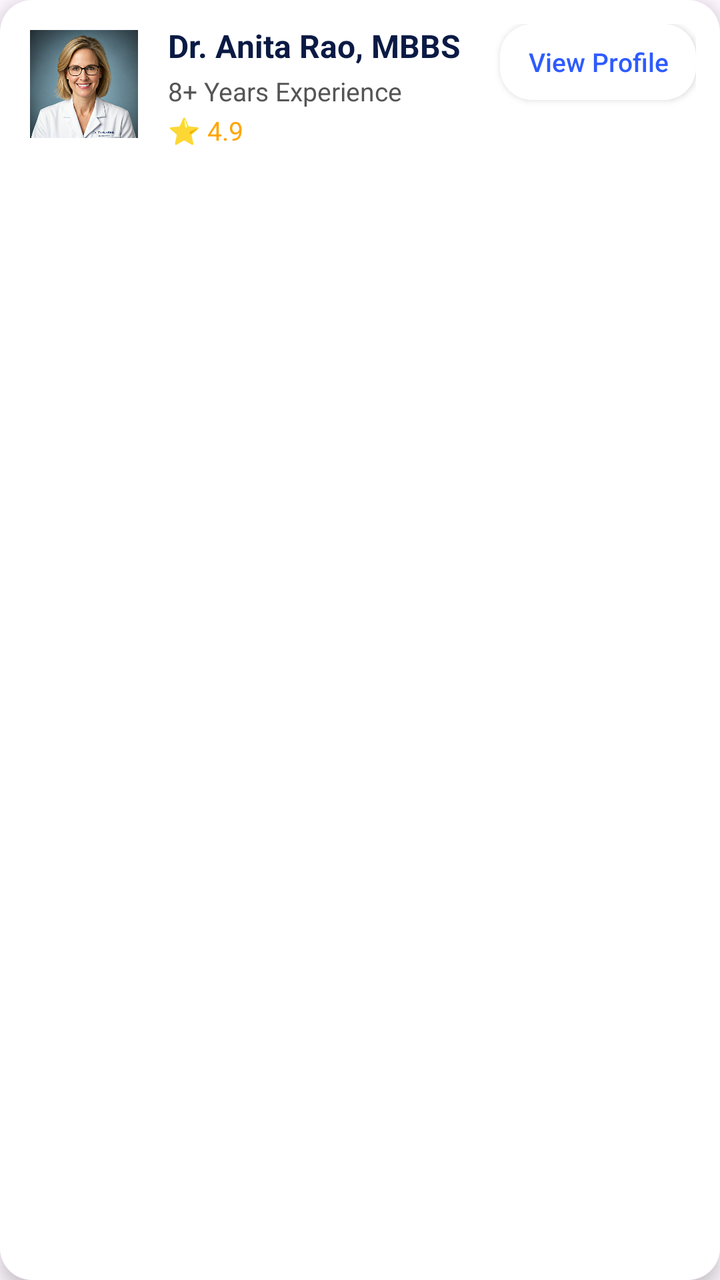
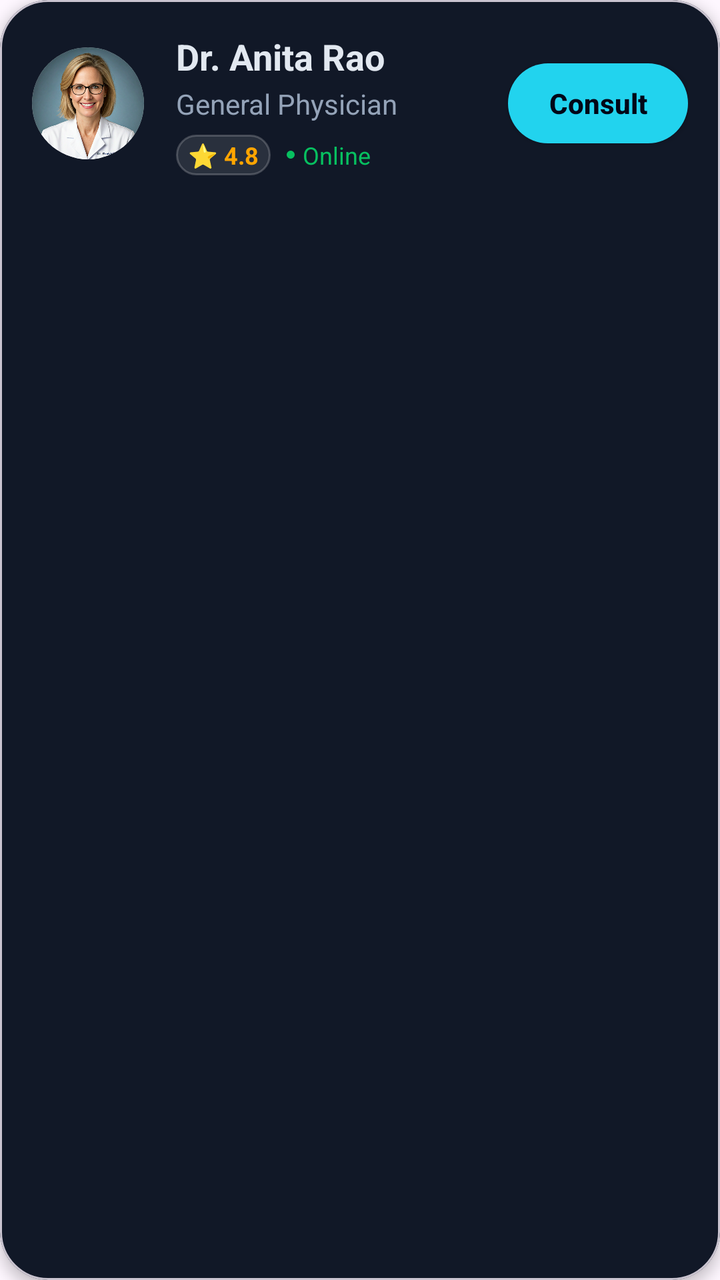

The first picture is an Android layout as it rendered before a commit; the second is the same layout after the commit. The layout source and the unified diff follow.
<!-- AndroidManifest.xml: application theme Theme.SignSpeak -->
<!-- res/layout/item_doctor.xml -->
<?xml version="1.0" encoding="utf-8"?>
<LinearLayout xmlns:android="http://schemas.android.com/apk/res/android"
    android:layout_width="match_parent"
    android:layout_height="wrap_content"
    android:orientation="horizontal"
    android:padding="12dp"
    android:layout_marginTop="12dp"
    android:layout_marginStart="12dp"
    android:layout_marginEnd="12dp"
    android:background="@drawable/rounded_white"
    android:elevation="5dp">

    
    <ImageView
        android:id="@+id/doctorImage"
        android:layout_width="60dp"
        android:layout_height="60dp"
        android:background="@drawable/rounded_white"
        android:src="@drawable/dr_one"
        android:padding="3dp"
        android:scaleType="centerCrop"
        android:layout_marginEnd="12dp" />

    
    <LinearLayout
        android:layout_width="0dp"
        android:layout_height="wrap_content"
        android:layout_weight="1"
        android:orientation="vertical"
        android:gravity="center_vertical">

        <TextView
            android:id="@+id/doctorName"
            android:layout_width="wrap_content"
            android:layout_height="wrap_content"
            android:text="Dr. Anita Rao, MBBS"
            android:textColor="#0A1A44"
            android:textSize="16sp"
            android:textStyle="bold" />

        <TextView
            android:id="@+id/doctorExperience"
            android:layout_width="wrap_content"
            android:layout_height="wrap_content"
            android:text="8+ Years Experience"
            android:textColor="#555555"
            android:textSize="13sp"
            android:layout_marginTop="3dp"/>

        <TextView
            android:id="@+id/doctorRating"
            android:layout_width="wrap_content"
            android:layout_height="wrap_content"
            android:text="⭐ 4.9"
            android:textColor="#FFA500"
            android:textSize="13sp"
            android:layout_marginTop="2dp"/>
    </LinearLayout>

    
    <androidx.appcompat.widget.AppCompatButton
        android:id="@+id/viewProfileButton"
        android:layout_width="wrap_content"
        android:layout_height="38dp"
        android:text="View Profile"
        android:textAllCaps="false"
        android:textSize="13sp"
        android:textColor="#2E5BFF"
        android:background="@drawable/rounded_white"
        android:paddingLeft="14dp"
        android:paddingRight="14dp" />

</LinearLayout>
<!-- resources referenced by this layout -->
<resources>
  <!-- drawable dr_one: png bitmap (drawable, 374200 bytes) -->
  <!-- drawable rounded_white (drawable) -->
  <shape xmlns:android="http://schemas.android.com/apk/res/android">
      <solid android:color="#FFFFFF"/>
      <corners android:radius="16dp"/>
  </shape>
  <style name="Theme.SignSpeak" parent="Base.Theme.SignSpeak" />
  <style name="Base.Theme.SignSpeak" parent="Theme.Material3.DayNight.NoActionBar">
          
          
      </style>
</resources>

<!-- the commit's change to res/layout/item_doctor.xml (unified diff, before → after) -->
@@ -1,73 +1,114 @@
 <?xml version="1.0" encoding="utf-8"?>
-<LinearLayout xmlns:android="http://schemas.android.com/apk/res/android"
+<com.google.android.material.card.MaterialCardView
+    xmlns:android="http://schemas.android.com/apk/res/android"
+    xmlns:app="http://schemas.android.com/apk/res-auto"
     android:layout_width="match_parent"
     android:layout_height="wrap_content"
-    android:orientation="horizontal"
-    android:padding="12dp"
     android:layout_marginTop="12dp"
-    android:layout_marginStart="12dp"
-    android:layout_marginEnd="12dp"
-    android:background="@drawable/rounded_white"
-    android:elevation="5dp">
+    android:layout_marginBottom="4dp"
+    app:cardBackgroundColor="@color/colorCard"
+    app:cardCornerRadius="24dp"
+    app:cardElevation="4dp"
+    app:rippleColor="@color/colorSecondary"
+    android:clickable="true"
+    android:focusable="true">
 
-    
-    <ImageView
-        android:id="@+id/doctorImage"
-        android:layout_width="60dp"
-        android:layout_height="60dp"
-        android:background="@drawable/rounded_white"
-        android:src="@drawable/dr_one"
-        android:padding="3dp"
-        android:scaleType="centerCrop"
-        android:layout_marginEnd="12dp" />
+    <LinearLayout
+        android:layout_width="match_parent"
+        android:layout_height="wrap_content"
+        android:orientation="horizontal"
+        android:padding="16dp"
+        android:gravity="center_vertical"
+        android:background="?attr/selectableItemBackground">
 
-    
-    <LinearLayout
-        android:layout_width="0dp"
-        android:layout_height="wrap_content"
-        android:layout_weight="1"
-        android:orientation="vertical"
-        android:gravity="center_vertical">
+        
+        <androidx.cardview.widget.CardView
+            android:layout_width="56dp"
+            android:layout_height="56dp"
+            app:cardCornerRadius="28dp"
+            app:cardElevation="0dp"
+            android:layout_marginEnd="16dp">
+            <ImageView
+                android:id="@+id/doctorImage"
+                android:layout_width="match_parent"
+                android:layout_height="match_parent"
+                android:src="@drawable/dr_one"
+                android:scaleType="centerCrop" />
+        </androidx.cardview.widget.CardView>
 
-        <TextView
-            android:id="@+id/doctorName"
-            android:layout_width="wrap_content"
+        
+        <LinearLayout
+            android:layout_width="0dp"
             android:layout_height="wrap_content"
-            android:text="Dr. Anita Rao, MBBS"
-            android:textColor="#0A1A44"
-            android:textSize="16sp"
-            android:textStyle="bold" />
+            android:layout_weight="1"
+            android:orientation="vertical">
 
-        <TextView
-            android:id="@+id/doctorExperience"
-            android:layout_width="wrap_content"
-            android:layout_height="wrap_content"
-            android:text="8+ Years Experience"
-            android:textColor="#555555"
-            android:textSize="13sp"
-            android:layout_marginTop="3dp"/>
+            <TextView
+                android:id="@+id/doctorName"
+                android:layout_width="wrap_content"
+                android:layout_height="wrap_content"
+                android:text="Dr. Anita Rao"
+                android:textColor="@color/colorTextPrimary"
+                android:textSize="18sp"
+                android:textStyle="bold" />
 
-        <TextView
-            android:id="@+id/doctorRating"
-            android:layout_width="wrap_content"
-            android:layout_height="wrap_content"
-            android:text="⭐ 4.9"
-            android:textColor="#FFA500"
-            android:textSize="13sp"
-            android:layout_marginTop="2dp"/>
+            <TextView
+                android:id="@+id/doctorSpeciality"
+                android:layout_width="wrap_content"
+                android:layout_height="wrap_content"
+                android:text="General Physician"
+                android:textColor="@color/colorTextSecondary"
+                android:textSize="14sp"
+                android:layout_marginTop="2dp" />
+
+            <LinearLayout
+                android:layout_width="wrap_content"
+                android:layout_height="wrap_content"
+                android:orientation="horizontal"
+                android:layout_marginTop="6dp"
+                android:gravity="center_vertical">
+                
+                <TextView
+                    android:id="@+id/doctorRating"
+                    android:layout_width="wrap_content"
+                    android:layout_height="wrap_content"
+                    android:text="⭐ 4.8"
+                    android:textColor="#FFA500"
+                    android:textSize="12sp"
+                    android:textStyle="bold"
+                    android:background="@drawable/bg_glass_card"
+                    android:paddingHorizontal="6dp"
+                    android:paddingVertical="2dp"
+                    android:layout_marginEnd="8dp" />
+
+                <View
+                    android:layout_width="4dp"
+                    android:layout_height="4dp"
+                    android:background="@drawable/bg_cyan_circle"
+                    android:backgroundTint="#07C060"
+                    android:layout_marginEnd="4dp" />
+
+                <TextView
+                    android:layout_width="wrap_content"
+                    android:layout_height="wrap_content"
+                    android:text="Online"
+                    android:textColor="#07C060"
+                    android:textSize="12sp" />
+            </LinearLayout>
+        </LinearLayout>
+
+        
+        <androidx.appcompat.widget.AppCompatButton
+            android:id="@+id/viewProfileButton"
+            android:layout_width="90dp"
+            android:layout_height="40dp"
+            android:text="Consult"
+            android:textAllCaps="false"
+            android:textSize="14sp"
+            android:textStyle="bold"
+            android:textColor="@color/colorBackground"
+            android:backgroundTint="@color/colorPrimary"
+            android:background="@drawable/btn_gradient_cyan" />
+
     </LinearLayout>
-
-    
-    <androidx.appcompat.widget.AppCompatButton
-        android:id="@+id/viewProfileButton"
-        android:layout_width="wrap_content"
-        android:layout_height="38dp"
-        android:text="View Profile"
-        android:textAllCaps="false"
-        android:textSize="13sp"
-        android:textColor="#2E5BFF"
-        android:background="@drawable/rounded_white"
-        android:paddingLeft="14dp"
-        android:paddingRight="14dp" />
-
-</LinearLayout>
+</com.google.android.material.card.MaterialCardView>
<!-- resource entries referenced after the edit -->
@@ -1,12 +1,39 @@
 <!-- resources referenced by this layout -->
 <resources>
+  <color name="colorBackground">#020617</color>
+  <color name="colorCard">#111827</color>
+  <color name="colorPrimary">#22D3EE</color>
+  <color name="colorSecondary">#14B8A6</color>
+  <color name="colorTextPrimary">#E2E8F0</color>
+  <color name="colorTextSecondary">#94A3B8</color>
+  <!-- drawable bg_cyan_circle (drawable) -->
+  <?xml version="1.0" encoding="utf-8"?>
+  <shape xmlns:android="http://schemas.android.com/apk/res/android"
+      android:shape="oval">
+      <solid android:color="@color/colorPrimary" />
+  </shape>
+  <!-- drawable bg_glass_card (drawable) -->
+  <?xml version="1.0" encoding="utf-8"?>
+  <shape xmlns:android="http://schemas.android.com/apk/res/android"
+      android:shape="rectangle">
+      <solid android:color="@color/colorGlassBackground"/>
+      <corners android:radius="24dp"/>
+      <stroke android:width="1dp" android:color="@color/colorGlassStroke"/>
+  </shape>
+  <!-- drawable btn_gradient_cyan (drawable) -->
+  <?xml version="1.0" encoding="utf-8"?>
+  <shape xmlns:android="http://schemas.android.com/apk/res/android"
+      android:shape="rectangle">
+      <gradient
+          android:startColor="#22D3EE"
+          android:endColor="#14B8A6"
+          android:angle="0" />
+      <corners android:radius="32dp"/>
+  </shape>
   <!-- drawable dr_one: png bitmap (drawable, 374200 bytes) -->
-  <!-- drawable rounded_white (drawable) -->
-  <shape xmlns:android="http://schemas.android.com/apk/res/android">
-      <solid android:color="#FFFFFF"/>
-      <corners android:radius="16dp"/>
-  </shape>
   <style name="Theme.SignSpeak" parent="Base.Theme.SignSpeak" />
+  <color name="colorGlassBackground">#1AFFFFFF</color>
+  <color name="colorGlassStroke">#33FFFFFF</color>
   <style name="Base.Theme.SignSpeak" parent="Theme.Material3.DayNight.NoActionBar">
           
           
